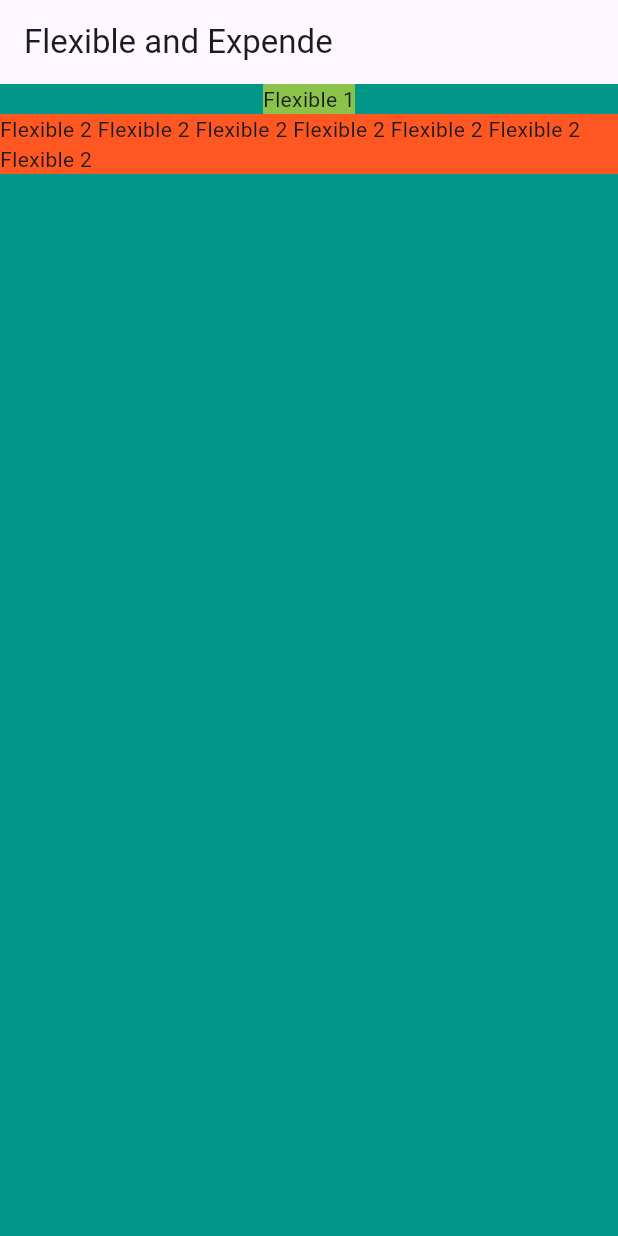
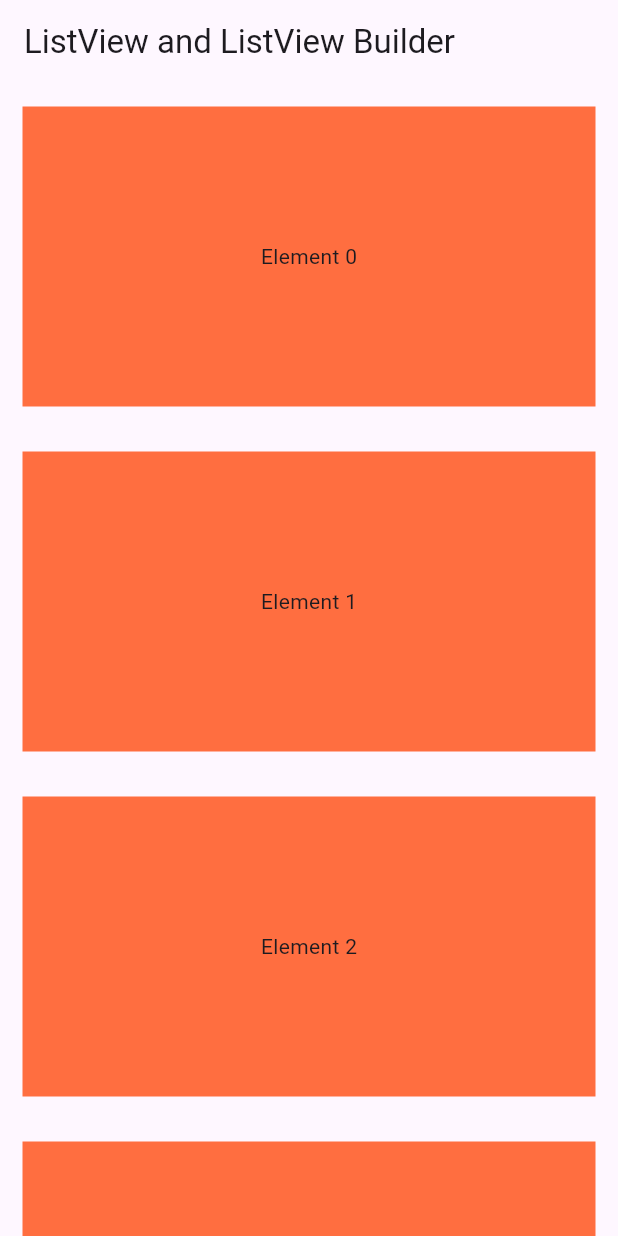
Before and after one commit to deva02ashish/Flutter_widget, a Flutter app: the screen it shows after launch, on a phone screen of 412 x 824 dp. Run offline on Flutter 3.47's test engine with Material 3 defaults, Android fonts, the phone set to English and light mode, and no system bars.

Commit message:
listView builder

```diff
--- /dev/null
+++ b/lib/flutter_widget/listview_listiew_builder_widget.dart
@@ -0,0 +1,32 @@
+
+import 'package:flutter/material.dart';
+
+class ListviewListViewBuilderWidget extends StatelessWidget {
+  const ListviewListViewBuilderWidget({super.key});
+
+  @override
+  Widget build(BuildContext context) {
+    return Scaffold(
+      appBar: AppBar(
+        title:const Text("ListView and ListView Builder"),
+      ),
+      body: ListView.builder(
+        itemCount: 10,
+        itemBuilder: (context,ind){
+          return getElement(ind);
+        },
+      ),
+    );
+  }
+
+  Widget getElement(int ind){
+    print("Element $ind");
+    return Container(
+      margin: EdgeInsets.all(15),
+      color: Colors.deepOrangeAccent,
+      height: 200,
+      width: 200,
+      child: Center(child: Text("Element $ind")),
+    );
+  }
+}
--- a/lib/main.dart
+++ b/lib/main.dart
@@ -1,6 +1,7 @@
 import 'package:flutter/material.dart';
 import 'package:flutter_widget/flutter_widget/container_widget.dart';
 import 'package:flutter_widget/flutter_widget/flexible_expended_widget.dart';
+import 'package:flutter_widget/flutter_widget/listview_listiew_builder_widget.dart';
 import 'package:flutter_widget/flutter_widget/rich_text_widget.dart';
 import 'package:flutter_widget/flutter_widget/row_column_widget.dart';
 import 'package:flutter_widget/flutter_widget/text_widget.dart';
@@ -23,7 +24,7 @@ class MyApp extends StatelessWidget {
         colorScheme: ColorScheme.fromSeed(seedColor: Colors.deepPurple),
         useMaterial3: true,
       ),
-      home: FlexibleExpendedWidget(),
+      home: ListviewListViewBuilderWidget(),
     );
   }
 }
```
